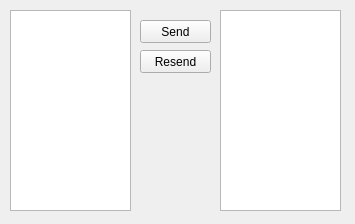
Old version of the form des.ui in the repository ivankossdev/ListView.
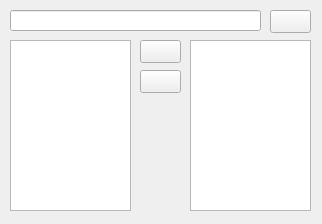
New version of the form. Icons and pictures are not drawn.

The edit to the form file:
```diff
--- a/des.ui
+++ b/des.ui
@@ -6,13 +6,13 @@
    <rect>
     <x>0</x>
     <y>0</y>
-    <width>355</width>
+    <width>322</width>
     <height>224</height>
    </rect>
   </property>
   <property name="minimumSize">
    <size>
-    <width>355</width>
+    <width>322</width>
     <height>224</height>
    </size>
   </property>
@@ -30,48 +30,83 @@
     <property name="geometry">
      <rect>
       <x>140</x>
-      <y>20</y>
-      <width>71</width>
+      <y>40</y>
+      <width>41</width>
       <height>23</height>
      </rect>
     </property>
     <property name="text">
-     <string>Send</string>
+     <string/>
+    </property>
+    <property name="icon">
+     <iconset resource="res.qrc">
+      <normaloff>:/icon/ArrowR1.png</normaloff>:/icon/ArrowR1.png</iconset>
     </property>
    </widget>
    <widget class="QPushButton" name="pushButton_2">
     <property name="geometry">
      <rect>
       <x>140</x>
-      <y>50</y>
-      <width>71</width>
+      <y>70</y>
+      <width>41</width>
       <height>23</height>
      </rect>
     </property>
     <property name="text">
-     <string>Resend</string>
+     <string/>
+    </property>
+    <property name="icon">
+     <iconset resource="res.qrc">
+      <normaloff>:/icon/ArrowL1.png</normaloff>:/icon/ArrowL1.png</iconset>
     </property>
    </widget>
    <widget class="QListWidget" name="listWidget">
     <property name="geometry">
      <rect>
       <x>10</x>
-      <y>10</y>
+      <y>40</y>
       <width>121</width>
-      <height>201</height>
+      <height>171</height>
      </rect>
     </property>
    </widget>
    <widget class="QListWidget" name="listWidget_2">
     <property name="geometry">
      <rect>
-      <x>220</x>
-      <y>10</y>
+      <x>190</x>
+      <y>40</y>
       <width>121</width>
-      <height>201</height>
+      <height>171</height>
      </rect>
     </property>
    </widget>
+   <widget class="QLineEdit" name="lineEdit">
+    <property name="geometry">
+     <rect>
+      <x>10</x>
+      <y>10</y>
+      <width>251</width>
+      <height>21</height>
+     </rect>
+    </property>
+   </widget>
+   <widget class="QPushButton" name="pushButton_enter">
+    <property name="geometry">
+     <rect>
+      <x>270</x>
+      <y>10</y>
+      <width>41</width>
+      <height>23</height>
+     </rect>
+    </property>
+    <property name="text">
+     <string/>
+    </property>
+    <property name="icon">
+     <iconset resource="res.qrc">
+      <normaloff>:/icon/enter-arrow.png</normaloff>:/icon/enter-arrow.png</iconset>
+    </property>
+   </widget>
   </widget>
  </widget>
  <resources/>
```
Left out of the diff: 8 changed lines with no effect on the pictures.
